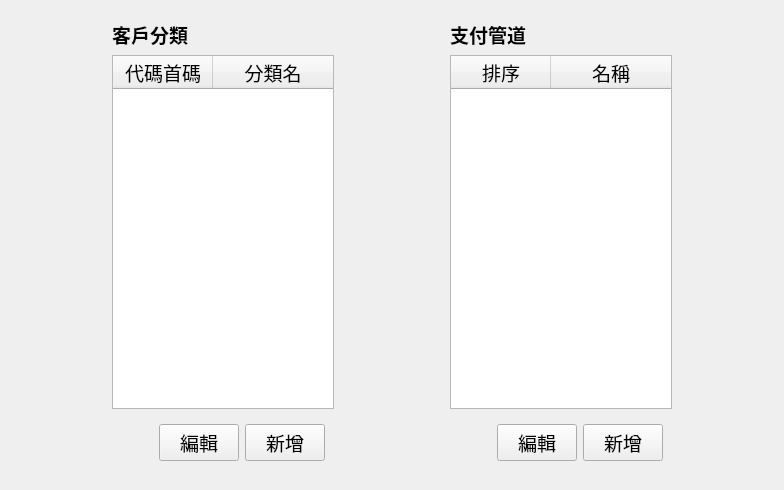
Above: src/AdbClient/StageManagerSetting/LayerCustomerSetting.ui from roger0816/Adb before the change. Below: the same form after it.
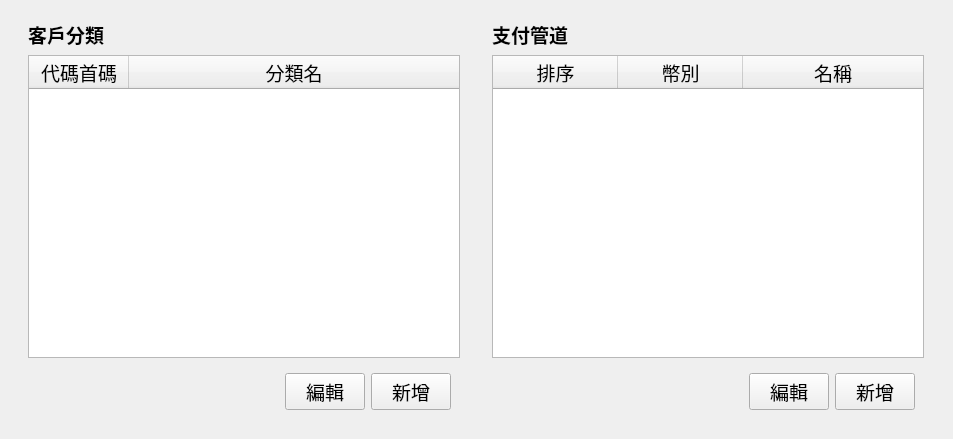
That is the form after the change.

The edit to the form file:
```diff
--- a/src/AdbClient/StageManagerSetting/LayerCustomerSetting.ui
+++ b/src/AdbClient/StageManagerSetting/LayerCustomerSetting.ui
@@ -6,8 +6,8 @@
    <rect>
     <x>0</x>
     <y>0</y>
-    <width>784</width>
-    <height>490</height>
+    <width>953</width>
+    <height>439</height>
    </rect>
   </property>
   <property name="windowTitle">
@@ -18,13 +18,13 @@
     <widget class="QWidget" name="widget_2" native="true">
      <property name="minimumSize">
       <size>
-       <width>240</width>
+       <width>450</width>
        <height>0</height>
       </size>
      </property>
      <property name="maximumSize">
       <size>
-       <width>240</width>
+       <width>450</width>
        <height>16777215</height>
       </size>
      </property>
@@ -113,13 +113,13 @@
     <widget class="QWidget" name="widget_3" native="true">
      <property name="minimumSize">
       <size>
-       <width>240</width>
+       <width>450</width>
        <height>0</height>
       </size>
      </property>
      <property name="maximumSize">
       <size>
-       <width>240</width>
+       <width>450</width>
        <height>16777215</height>
       </size>
      </property>
@@ -170,6 +170,9 @@
         <property name="selectionBehavior">
          <enum>QAbstractItemView::SelectRows</enum>
         </property>
+        <attribute name="horizontalHeaderDefaultSectionSize">
+         <number>125</number>
+        </attribute>
         <attribute name="horizontalHeaderStretchLastSection">
          <bool>true</bool>
         </attribute>
@@ -181,6 +184,11 @@
           <string>排序</string>
          </property>
         </column>
+        <column>
+         <property name="text">
+          <string>幣別</string>
+         </property>
+        </column>
         <column>
          <property name="text">
           <string>名稱</string>
```
